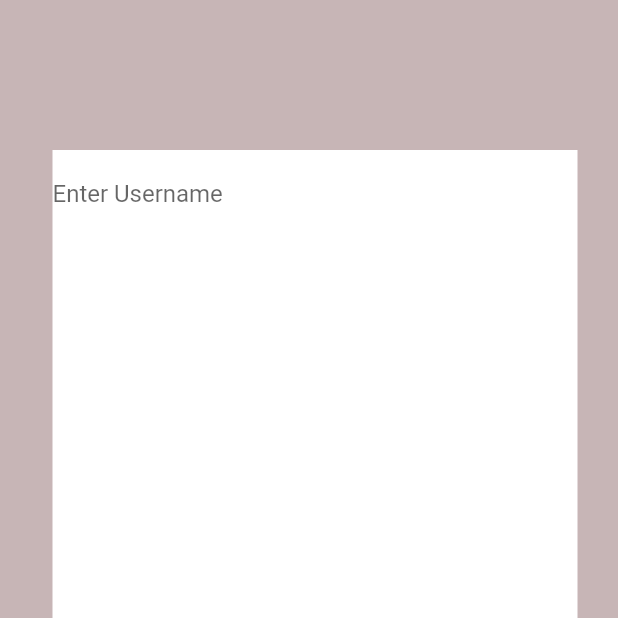
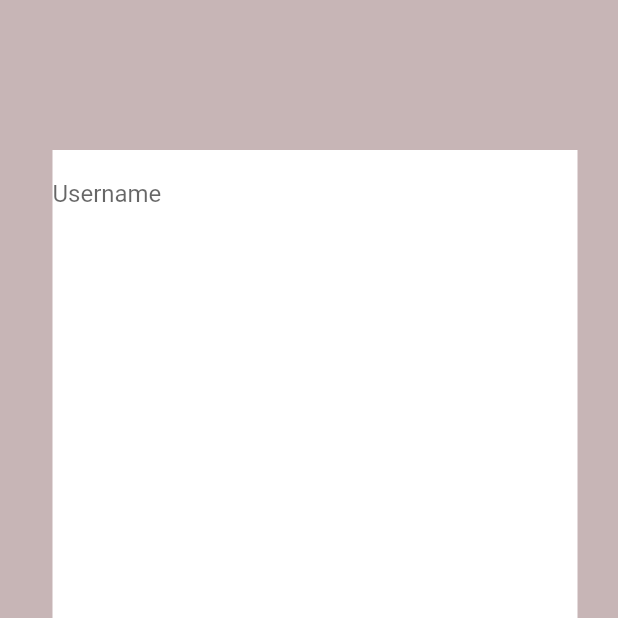
Before and after one commit to JeremaeApacionado/iprovidence_resposive, a Flutter app: the screen it shows after launch, on a phone screen of 412 x 824 dp, the top half of it. Run offline on Flutter 3.47's test engine with Material 2 defaults, Android fonts, the phone set to English and light mode, and no system bars.

Commit message:
second commit

```diff
--- a/lib/screens/homepage.dart
+++ b/lib/screens/homepage.dart
@@ -1,6 +1,6 @@
 import 'package:flutter/material.dart';
 import 'package:iprovidence_reponsive/screens/responsive/desktopBody.dart';
-import 'package:iprovidence_reponsive/screens/responsive/mobileBody.dart';
+import 'package:iprovidence_reponsive/screens/mobile/mobileBody.dart';
 import 'package:iprovidence_reponsive/screens/responsive/responsive_layout.dart';
 import 'package:iprovidence_reponsive/screens/responsive/tabletBody.dart';
 
--- a/lib/screens/responsive/mobileBody.dart
+++ b/lib/screens/mobile/mobileBody.dart
@@ -14,17 +14,16 @@ class MobileBody extends StatelessWidget {
             padding: EdgeInsets.only(left: 35, top: 20),
               // aspectRatio: 10 / 4,
               child: Container(
+                height: 400,
+                width: 350,
+                color:  Colors.white,
                 child: TextField (
                   decoration: InputDecoration(
                       border: InputBorder.none,
-                      labelText: 'Enter Username',
+                      labelText: 'Username',
                       hintText: 'Enter Your Username'
                   ),
                 ),
-
-                height: 400,
-                width: 350,
-                color:  Colors.white,
 
               ),
             ),
--- a/lib/screens/responsive/desktopBody.dart
+++ b/lib/screens/responsive/desktopBody.dart
@@ -6,7 +6,7 @@ class DesktopBody extends StatelessWidget {
   @override
   Widget build(BuildContext context) {
     return Scaffold(
-      backgroundColor: Color(0xFF5e0c13),
+      backgroundColor: Color(0xFFc7b5b6),
     );
   }
 }
```
